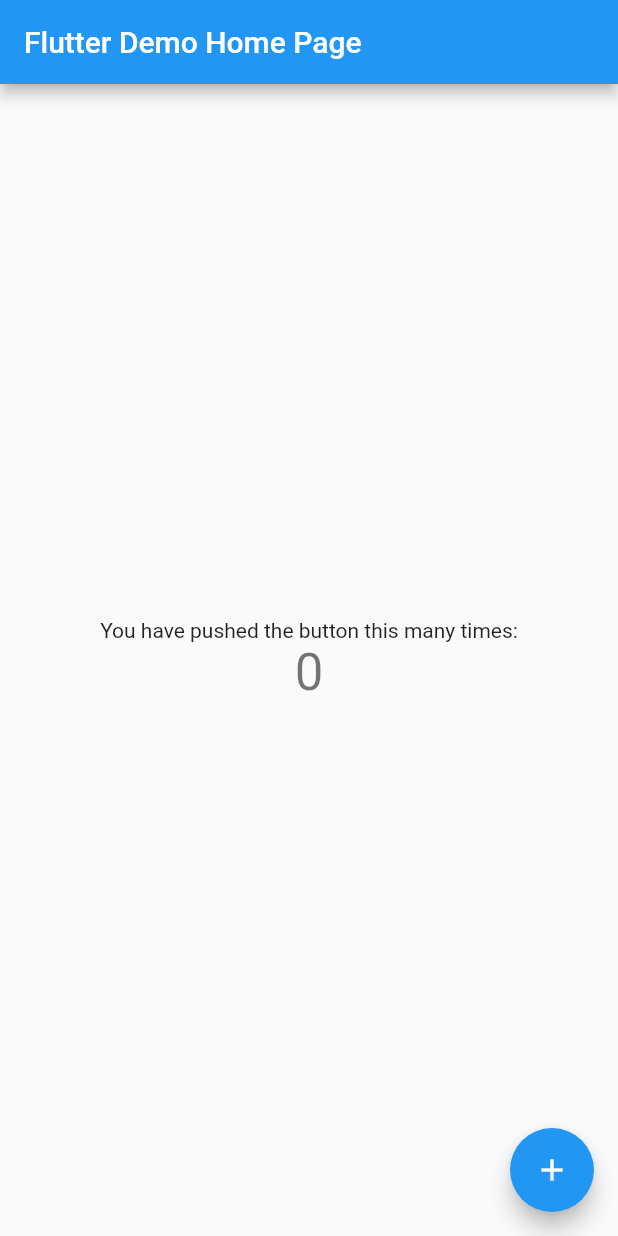
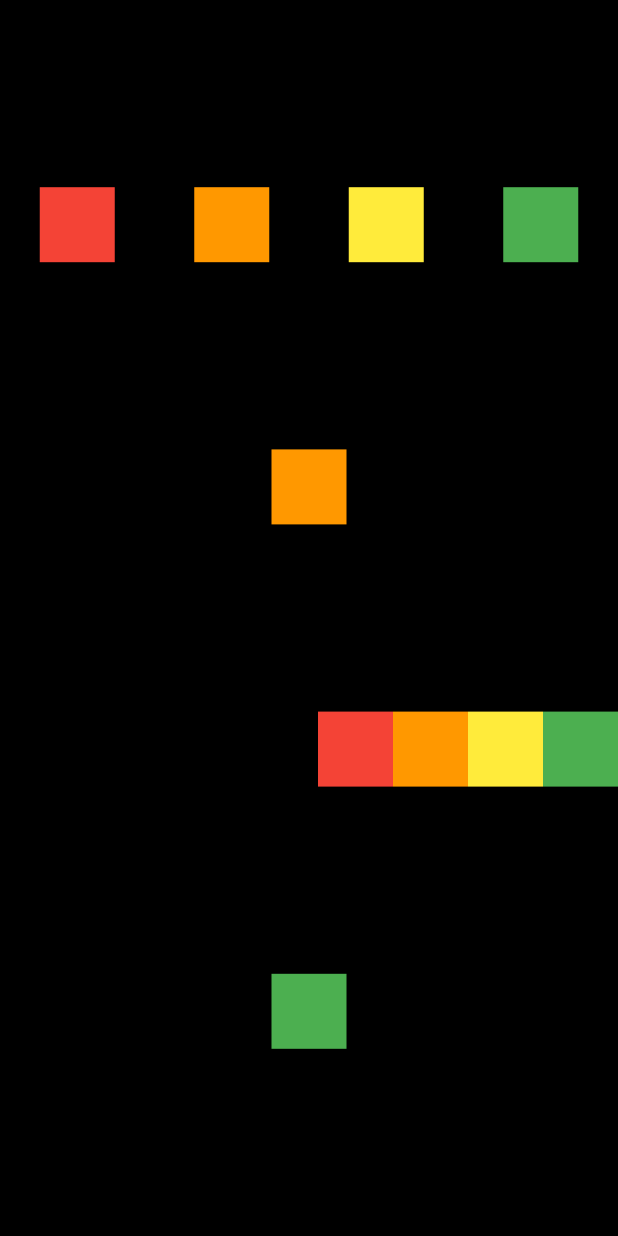
Before and after one commit to kyuSangHwang/flutter-study-lv1-ch3-row-and-column, a Flutter app: the screen it shows after launch, on a phone screen of 412 x 824 dp. Run offline on Flutter 3.47's test engine with Material 2 defaults, Android fonts, the phone set to English and light mode, and no system bars.

Commit message:
complete row and column

```diff
--- a/lib/main.dart
+++ b/lib/main.dart
@@ -1,115 +1,11 @@
 import 'package:flutter/material.dart';
+import 'package:row_and_column/screen/home_screen.dart';
 
 void main() {
-  runApp(const MyApp());
+  runApp(
+    MaterialApp(
+      debugShowCheckedModeBanner: false,
+      home: HomeScreen(),
+    ),
+  );
 }
-
-class MyApp extends StatelessWidget {
-  const MyApp({super.key});
-
-  // This widget is the root of your application.
-  @override
-  Widget build(BuildContext context) {
-    return MaterialApp(
-      title: 'Flutter Demo',
-      theme: ThemeData(
-        // This is the theme of your application.
-        //
-        // Try running your application with "flutter run". You'll see the
-        // application has a blue toolbar. Then, without quitting the app, try
-        // changing the primarySwatch below to Colors.green and then invoke
-        // "hot reload" (press "r" in the console where you ran "flutter run",
-        // or simply save your changes to "hot reload" in a Flutter IDE).
-        // Notice that the counter didn't reset back to zero; the application
-        // is not restarted.
-        primarySwatch: Colors.blue,
-      ),
-      home: const MyHomePage(title: 'Flutter Demo Home Page'),
-    );
-  }
-}
-
-class MyHomePage extends StatefulWidget {
-  const MyHomePage({super.key, required this.title});
-
-  // This widget is the home page of your application. It is stateful, meaning
-  // that it has a State object (defined below) that contains fields that affect
-  // how it looks.
-
-  // This class is the configuration for the state. It holds the values (in this
-  // case the title) provided by the parent (in this case the App widget) and
-  // used by the build method of the State. Fields in a Widget subclass are
-  // always marked "final".
-
-  final String title;
-
-  @override
-  State<MyHomePage> createState() => _MyHomePageState();
-}
-
-class _MyHomePageState extends State<MyHomePage> {
-  int _counter = 0;
-
-  void _incrementCounter() {
-    setState(() {
-      // This call to setState tells the Flutter framework that something has
-      // changed in this State, which causes it to rerun the build method below
-      // so that the display can reflect the updated values. If we changed
-      // _counter without calling setState(), then the build method would not be
-      // called again, and so nothing would appear to happen.
-      _counter++;
-    });
-  }
-
-  @override
-  Widget build(BuildContext context) {
-    // This method is rerun every time setState is called, for instance as done
-    // by the _incrementCounter method above.
-    //
-    // The Flutter framework has been optimized to make rerunning build methods
-    // fast, so that you can just rebuild anything that needs updating rather
-    // than having to individually change instances of widgets.
-    return Scaffold(
-      appBar: AppBar(
-        // Here we take the value from the MyHomePage object that was created by
-        // the App.build method, and use it to set our appbar title.
-        title: Text(widget.title),
-      ),
-      body: Center(
-        // Center is a layout widget. It takes a single child and positions it
-        // in the middle of the parent.
-        child: Column(
-          // Column is also a layout widget. It takes a list of children and
-          // arranges them vertically. By default, it sizes itself to fit its
-          // children horizontally, and tries to be as tall as its parent.
-          //
-          // Invoke "debug painting" (press "p" in the console, choose the
-          // "Toggle Debug Paint" action from the Flutter Inspector in Android
-          // Studio, or the "Toggle Debug Paint" command in Visual Studio Code)
-          // to see the wireframe for each widget.
-          //
-          // Column has various properties to control how it sizes itself and
-          // how it positions its children. Here we use mainAxisAlignment to
-          // center the children vertically; the main axis here is the vertical
-          // axis because Columns are vertical (the cross axis would be
-          // horizontal).
-          mainAxisAlignment: MainAxisAlignment.center,
-          children: <Widget>[
-            const Text(
-              'You have pushed the button this many times:',
-            ),
-            Text(
-              '$_counter',
-              style: Theme.of(context).textTheme.headline4,
-            ),
-          ],
-        ),
-      ),
-      floatingActionButton: FloatingActionButton(
-        onPressed: _incrementCounter,
-        tooltip: 'Increment',
-        child: const Icon(Icons.add),
-      ), // This trailing comma makes auto-formatting nicer for build methods.
-    );
-  }
-}
--- /dev/null
+++ b/lib/screen/home_screen.dart
@@ -0,0 +1,82 @@
+import 'package:flutter/material.dart';
+
+class HomeScreen extends StatelessWidget {
+  const HomeScreen({Key? key}) : super(key: key);
+
+  @override
+  Widget build(BuildContext context) {
+    return Scaffold(
+      body: SafeArea(
+        bottom: false,
+        child: Container(
+          color: Colors.black,
+          child: Column(
+            mainAxisAlignment: MainAxisAlignment.spaceEvenly,
+            children: [
+              Row(
+                mainAxisAlignment: MainAxisAlignment.spaceAround,
+                children: [
+                  Container(
+                    height: 50.0,
+                    width: 50.0,
+                    color: Colors.red,
+                  ),
+                  Container(
+                    height: 50.0,
+                    width: 50.0,
+                    color: Colors.orange,
+                  ),
+                  Container(
+                    height: 50.0,
+                    width: 50.0,
+                    color: Colors.yellow,
+                  ),
+                  Container(
+                    height: 50.0,
+                    width: 50.0,
+                    color: Colors.green,
+                  ),
+                ],
+              ),
+              Container(
+                height: 50.0,
+                width: 50.0,
+                color: Colors.orange,
+              ),
+              Row(
+                mainAxisAlignment: MainAxisAlignment.end,
+                children: [
+                  Container(
+                    height: 50.0,
+                    width: 50.0,
+                    color: Colors.red,
+                  ),
+                  Container(
+                    height: 50.0,
+                    width: 50.0,
+                    color: Colors.orange,
+                  ),
+                  Container(
+                    height: 50.0,
+                    width: 50.0,
+                    color: Colors.yellow,
+                  ),
+                  Container(
+                    height: 50.0,
+                    width: 50.0,
+                    color: Colors.green,
+                  ),
+                ],
+              ),
+              Container(
+                height: 50.0,
+                width: 50.0,
+                color: Colors.green,
+              ),
+            ],
+          ),
+        ),
+      ),
+    );
+  }
+}
```
